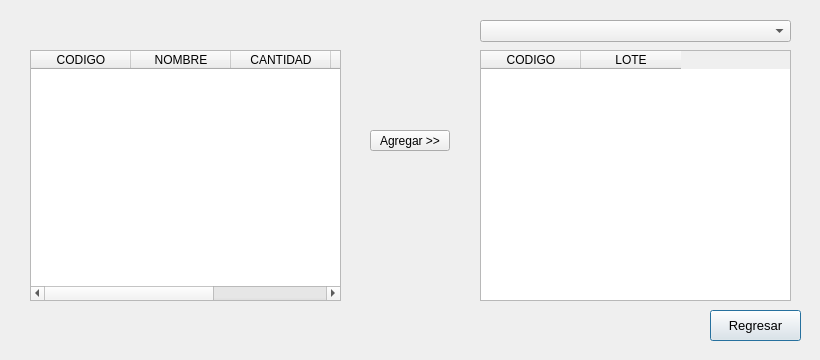
Old version of the form PAF_GUI/PAF_GRAFICA/gui/gestionaralmacenes.ui in the repository JMOrbegoso/USS-2021-II-PP.
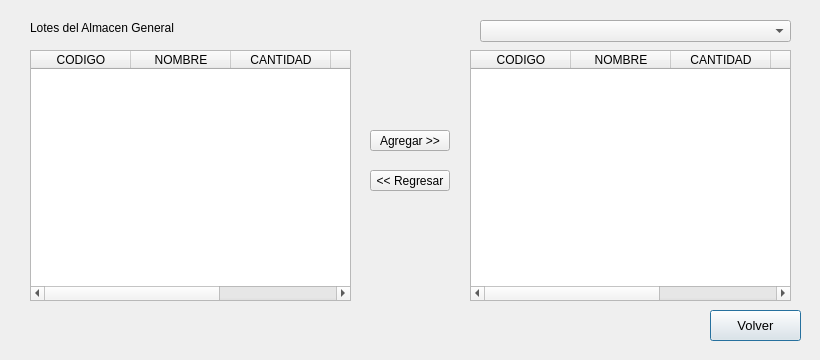
New version of the form. Icons and pictures are not drawn.

Commit message: Regresar Lote Almacen

Patch:
```diff
--- a/PAF_GUI/PAF_GRAFICA/gui/gestionaralmacenes.ui
+++ b/PAF_GUI/PAF_GRAFICA/gui/gestionaralmacenes.ui
@@ -32,7 +32,7 @@
     </font>
    </property>
    <property name="text">
-    <string>Regresar</string>
+    <string>Volver</string>
    </property>
   </widget>
   <widget class="QTableWidget" name="mostrarLotesTwidget">
@@ -40,7 +40,7 @@
     <rect>
      <x>30</x>
      <y>50</y>
-     <width>311</width>
+     <width>321</width>
      <height>251</height>
     </rect>
    </property>
@@ -109,9 +109,9 @@
   <widget class="QTableWidget" name="localesTwidget">
    <property name="geometry">
     <rect>
-     <x>480</x>
+     <x>470</x>
      <y>50</y>
-     <width>311</width>
+     <width>321</width>
      <height>251</height>
     </rect>
    </property>
@@ -122,9 +122,50 @@
    </column>
    <column>
     <property name="text">
-     <string>LOTE</string>
+     <string>NOMBRE</string>
     </property>
    </column>
+   <column>
+    <property name="text">
+     <string>CANTIDAD</string>
+    </property>
+   </column>
+   <column>
+    <property name="text">
+     <string>FECHA</string>
+    </property>
+   </column>
+   <column>
+    <property name="text">
+     <string>ESTADO</string>
+    </property>
+   </column>
+  </widget>
+  <widget class="QPushButton" name="quitarButton">
+   <property name="geometry">
+    <rect>
+     <x>370</x>
+     <y>170</y>
+     <width>80</width>
+     <height>21</height>
+    </rect>
+   </property>
+   <property name="text">
+    <string>&lt;&lt; Regresar</string>
+   </property>
+  </widget>
+  <widget class="QLabel" name="label_2">
+   <property name="geometry">
+    <rect>
+     <x>30</x>
+     <y>20</y>
+     <width>161</width>
+     <height>16</height>
+    </rect>
+   </property>
+   <property name="text">
+    <string>Lotes del Almacen General</string>
+   </property>
   </widget>
  </widget>
  <resources>
```
The commit also changes 5 other files.
